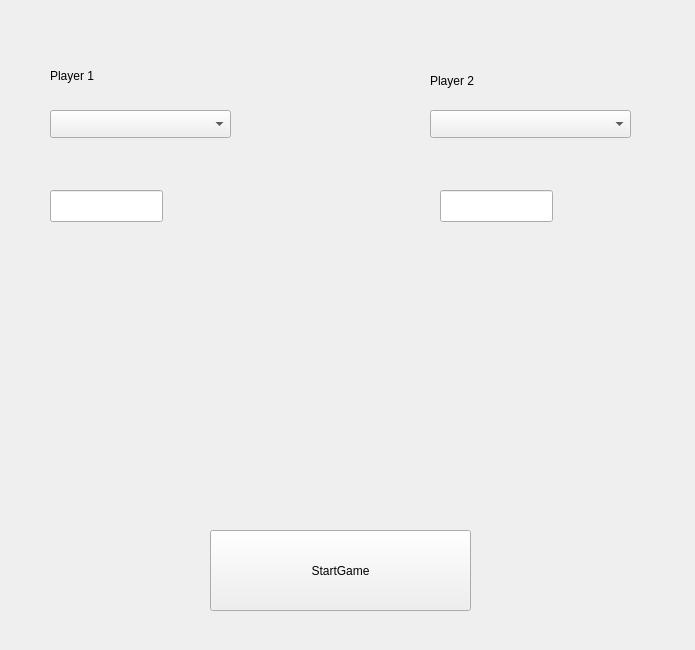
Qt form PlayerSelection.ui (ondrejbudai/othello) before a commit.
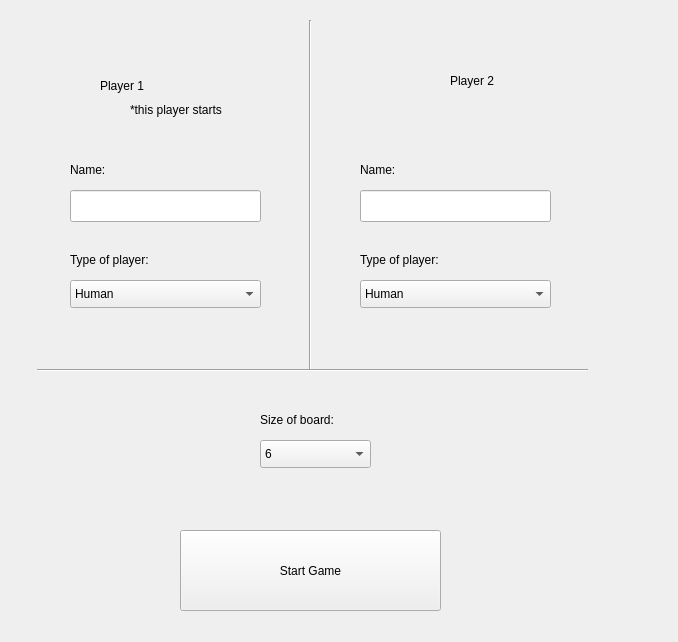
The same form after that commit.

Commit message: Da sa vyberat typ hraca a aj vlekost hracej plochy + nejake drobe upravy vramci UI

Diff of the .ui file:
```diff
--- a/PlayerSelection.ui
+++ b/PlayerSelection.ui
@@ -6,18 +6,18 @@
    <rect>
     <x>0</x>
     <y>0</y>
-    <width>695</width>
-    <height>650</height>
+    <width>678</width>
+    <height>642</height>
    </rect>
   </property>
   <property name="windowTitle">
    <string>Form</string>
   </property>
-  <widget class="QLabel" name="label">
+  <widget class="QLabel" name="player1L">
    <property name="geometry">
     <rect>
-     <x>50</x>
-     <y>40</y>
+     <x>100</x>
+     <y>50</y>
      <width>161</width>
      <height>71</height>
     </rect>
@@ -26,10 +26,10 @@
     <string>Player 1</string>
    </property>
   </widget>
-  <widget class="QLabel" name="label_2">
+  <widget class="QLabel" name="player2L">
    <property name="geometry">
     <rect>
-     <x>430</x>
+     <x>450</x>
      <y>60</y>
      <width>181</width>
      <height>41</height>
@@ -39,32 +39,12 @@
     <string>Player 2</string>
    </property>
   </widget>
-  <widget class="QComboBox" name="type1">
-   <property name="geometry">
-    <rect>
-     <x>50</x>
-     <y>110</y>
-     <width>181</width>
-     <height>28</height>
-    </rect>
-   </property>
-  </widget>
-  <widget class="QComboBox" name="type2">
-   <property name="geometry">
-    <rect>
-     <x>430</x>
-     <y>110</y>
-     <width>201</width>
-     <height>28</height>
-    </rect>
-   </property>
-  </widget>
   <widget class="QLineEdit" name="name1">
    <property name="geometry">
     <rect>
-     <x>50</x>
+     <x>70</x>
      <y>190</y>
-     <width>113</width>
+     <width>191</width>
      <height>32</height>
     </rect>
    </property>
@@ -72,9 +52,9 @@
   <widget class="QLineEdit" name="name2">
    <property name="geometry">
     <rect>
-     <x>440</x>
+     <x>360</x>
      <y>190</y>
-     <width>113</width>
+     <width>191</width>
      <height>32</height>
     </rect>
    </property>
@@ -82,14 +62,188 @@
   <widget class="QPushButton" name="ButtonStartGame">
    <property name="geometry">
     <rect>
-     <x>210</x>
+     <x>180</x>
      <y>530</y>
      <width>261</width>
      <height>81</height>
     </rect>
    </property>
    <property name="text">
-    <string>StartGame</string>
+    <string>Start Game</string>
+   </property>
+  </widget>
+  <widget class="QComboBox" name="selectPlayer1">
+   <property name="geometry">
+    <rect>
+     <x>70</x>
+     <y>280</y>
+     <width>191</width>
+     <height>28</height>
+    </rect>
+   </property>
+   <item>
+    <property name="text">
+     <string>Human</string>
+    </property>
+   </item>
+   <item>
+    <property name="text">
+     <string>AI</string>
+    </property>
+   </item>
+  </widget>
+  <widget class="QLabel" name="label">
+   <property name="geometry">
+    <rect>
+     <x>70</x>
+     <y>160</y>
+     <width>67</width>
+     <height>20</height>
+    </rect>
+   </property>
+   <property name="text">
+    <string>Name:</string>
+   </property>
+  </widget>
+  <widget class="QLabel" name="label_2">
+   <property name="geometry">
+    <rect>
+     <x>360</x>
+     <y>160</y>
+     <width>67</width>
+     <height>20</height>
+    </rect>
+   </property>
+   <property name="text">
+    <string>Name:</string>
+   </property>
+  </widget>
+  <widget class="QComboBox" name="selectPlayer2">
+   <property name="geometry">
+    <rect>
+     <x>360</x>
+     <y>280</y>
+     <width>191</width>
+     <height>28</height>
+    </rect>
+   </property>
+   <item>
+    <property name="text">
+     <string>Human</string>
+    </property>
+   </item>
+   <item>
+    <property name="text">
+     <string>AI</string>
+    </property>
+   </item>
+  </widget>
+  <widget class="QLabel" name="label_3">
+   <property name="geometry">
+    <rect>
+     <x>70</x>
+     <y>250</y>
+     <width>111</width>
+     <height>20</height>
+    </rect>
+   </property>
+   <property name="text">
+    <string>Type of player:</string>
+   </property>
+  </widget>
+  <widget class="QLabel" name="label_4">
+   <property name="geometry">
+    <rect>
+     <x>360</x>
+     <y>250</y>
+     <width>111</width>
+     <height>20</height>
+    </rect>
+   </property>
+   <property name="text">
+    <string>Type of player:</string>
+   </property>
+  </widget>
+  <widget class="QLabel" name="label_5">
+   <property name="geometry">
+    <rect>
+     <x>130</x>
+     <y>100</y>
+     <width>221</width>
+     <height>20</height>
+    </rect>
+   </property>
+   <property name="text">
+    <string>*this player starts</string>
+   </property>
+  </widget>
+  <widget class="Line" name="line">
+   <property name="geometry">
+    <rect>
+     <x>300</x>
+     <y>20</y>
+     <width>20</width>
+     <height>351</height>
+    </rect>
+   </property>
+   <property name="orientation">
+    <enum>Qt::Vertical</enum>
+   </property>
+  </widget>
+  <widget class="Line" name="line_2">
+   <property name="geometry">
+    <rect>
+     <x>37</x>
+     <y>360</y>
+     <width>551</width>
+     <height>20</height>
+    </rect>
+   </property>
+   <property name="orientation">
+    <enum>Qt::Horizontal</enum>
+   </property>
+  </widget>
+  <widget class="QComboBox" name="BoardSize">
+   <property name="geometry">
+    <rect>
+     <x>260</x>
+     <y>440</y>
+     <width>111</width>
+     <height>28</height>
+    </rect>
+   </property>
+   <item>
+    <property name="text">
+     <string>6</string>
+    </property>
+   </item>
+   <item>
+    <property name="text">
+     <string>8</string>
+    </property>
+   </item>
+   <item>
+    <property name="text">
+     <string>10</string>
+    </property>
+   </item>
+   <item>
+    <property name="text">
+     <string>12</string>
+    </property>
+   </item>
+  </widget>
+  <widget class="QLabel" name="label_6">
+   <property name="geometry">
+    <rect>
+     <x>260</x>
+     <y>410</y>
+     <width>121</width>
+     <height>20</height>
+    </rect>
+   </property>
+   <property name="text">
+    <string>Size of board:</string>
    </property>
   </widget>
  </widget>
```
The commit also changes 5 other files.
